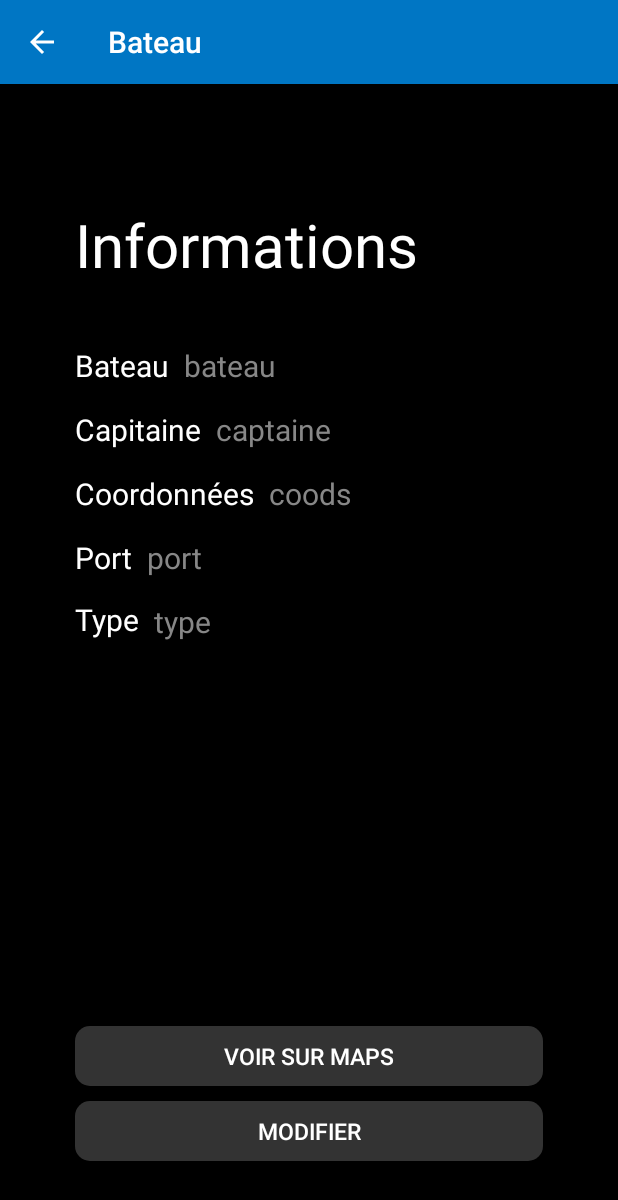
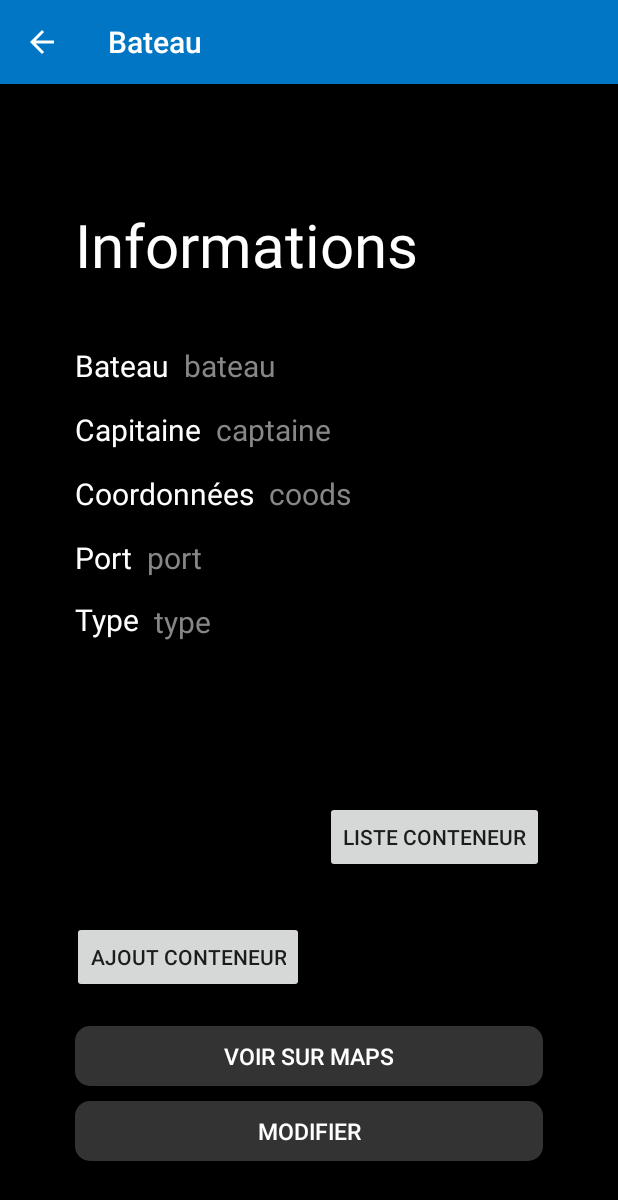
Before and after one commit to thomas-miceli/flotte-bateaux, an Android app: the BoatActivity screen opened directly, with no data from a screen before it, on a phone screen of 412 x 824 dp. Shown: the top 1200 px of the screen. Run offline under Robolectric (Android 15) with nearby library versions, the phone set to English and light mode, and no system bars; our stand-ins replace Firebase (no records; nobody signed in at launch, a user with empty details on screens opened directly); 1 statement that could not run was skipped.

Commit message:
Suppression container et list

```diff
--- a/app/src/main/java/ovh/tomus/iut/flotte/Activities/ListActivity.kt
+++ b/app/src/main/java/ovh/tomus/iut/flotte/Activities/ListActivity.kt
@@ -40,7 +40,7 @@ class ListActivity : AppCompatActivity() {
     fun getContainerShips() {
         db.collection("containerShips").get().addOnCompleteListener{ task ->
             if (task.isSuccessful) {
-                var boatnames = mutableMapOf<String, String>()
+                val boatnames = mutableMapOf<String, String>()
                 for (boat in task.result!!)
                     boatnames[boat.data["boatName"].toString()] = boat.reference.path
 
--- a/app/src/main/res/layout/activity_boat.xml
+++ b/app/src/main/res/layout/activity_boat.xml
@@ -142,4 +142,23 @@
             app:layout_constraintStart_toEndOf="@+id/textView5"
             android:layout_marginStart="10dp" android:layout_marginTop="15dp"
             app:layout_constraintTop_toBottomOf="@+id/portText" android:layout_width="280dp"/>
+    <Button
+            android:text="Ajout conteneur"
+            android:layout_width="wrap_content"
+            android:layout_height="wrap_content"
+            android:id="@+id/button3" android:layout_marginTop="25dp"
+            app:layout_constraintTop_toBottomOf="@+id/typeText"
+            app:layout_constraintStart_toStartOf="parent"
+            android:layout_marginStart="48dp" android:layout_marginBottom="22dp"
+            app:layout_constraintBottom_toTopOf="@+id/button2" android:onClick="addContainer"
+            app:layout_constraintVertical_bias="1.0"/>
+    <Button
+            android:text="Liste conteneur"
+            android:layout_width="wrap_content"
+            android:layout_height="wrap_content"
+            android:id="@+id/button4" android:layout_marginStart="13dp"
+            app:layout_constraintStart_toEndOf="@+id/button3" android:layout_marginTop="25dp"
+            app:layout_constraintTop_toBottomOf="@+id/typeText" app:layout_constraintEnd_toEndOf="parent"
+            android:layout_marginEnd="49dp" android:layout_marginBottom="22dp"
+            app:layout_constraintBottom_toTopOf="@+id/button2" android:onClick="listContainer"/>
 </android.support.constraint.ConstraintLayout>
```
Also changed, not shown: app/src/main/AndroidManifest.xml (+8 -1 lines), app/src/main/java/ovh/tomus/iut/flotte/Activities/AddConteneurActivity.kt (added, +27 -0 lines), app/src/main/java/ovh/tomus/iut/flotte/Activities/BoatActivity.kt (+17 -2 lines), app/src/main/java/ovh/tomus/iut/flotte/Activities/ListConteneurActivity.kt (added, +75 -0 lines), app/src/main/res/layout/activity_addconteneurs.xml (added, +18 -0 lines), app/src/main/res/layout/activity_listconteneurs.xml (added, +18 -0 lines).
